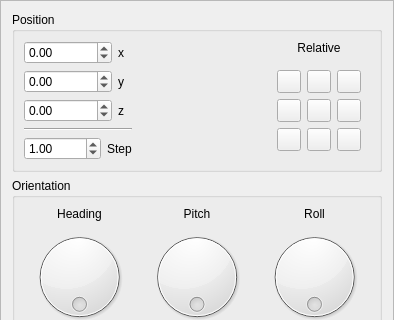
Above: frameworks/tools/plugins/object/ObjectAttributeEditor.ui from dmzgroup/forge before the change; both pictures show x 0 to 394 and y 0 to 320 of the 394 by 462 pixel window. Below: the same form after it.
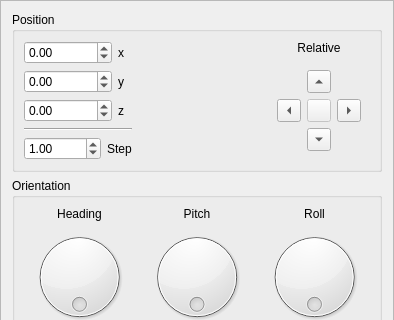
That is the form after the change.

Diff of the .ui file:
```diff
--- a/frameworks/tools/plugins/object/ObjectAttributeEditor.ui
+++ b/frameworks/tools/plugins/object/ObjectAttributeEditor.ui
@@ -25,7 +25,7 @@
      <property name="title">
       <string>Position</string>
      </property>
-     <layout class="QHBoxLayout" name="horizontalLayout_10">
+     <layout class="QHBoxLayout" name="horizontalLayout_6">
       <item>
        <layout class="QVBoxLayout" name="verticalLayout_5">
         <item>
@@ -147,7 +147,7 @@
        </spacer>
       </item>
       <item>
-       <layout class="QVBoxLayout" name="verticalLayout_8">
+       <layout class="QVBoxLayout" name="verticalLayout_6">
         <item>
          <widget class="QLabel" name="label_7">
           <property name="text">
@@ -160,81 +160,56 @@
         </item>
         <item>
          <widget class="QWidget" name="widget" native="true">
-          <layout class="QVBoxLayout" name="verticalLayout_7">
-           <item>
-            <layout class="QHBoxLayout" name="horizontalLayout_6">
-             <item>
-              <widget class="QToolButton" name="flbutton">
-               <property name="text">
-                <string/>
-               </property>
-              </widget>
-             </item>
-             <item>
+          <layout class="QGridLayout" name="gridLayout">
+           <item row="0" column="1">
               <widget class="QToolButton" name="fbutton">
                <property name="text">
                 <string/>
                </property>
-              </widget>
-             </item>
-             <item>
-              <widget class="QToolButton" name="frbutton">
-               <property name="text">
-                <string/>
+             <property name="arrowType">
+              <enum>Qt::UpArrow</enum>
                </property>
               </widget>
              </item>
-            </layout>
-           </item>
-           <item>
-            <layout class="QHBoxLayout" name="horizontalLayout_7">
-             <item>
+           <item row="1" column="0">
               <widget class="QToolButton" name="lbutton">
                <property name="text">
                 <string/>
                </property>
-              </widget>
-             </item>
-             <item>
+             <property name="arrowType">
+              <enum>Qt::LeftArrow</enum>
+             </property>
+            </widget>
+           </item>
+           <item row="1" column="1">
               <widget class="QToolButton" name="cbutton">
+             <property name="enabled">
+              <bool>false</bool>
+             </property>
                <property name="text">
                 <string/>
                </property>
               </widget>
              </item>
-             <item>
+           <item row="1" column="2">
               <widget class="QToolButton" name="rbutton">
                <property name="text">
                 <string/>
                </property>
-              </widget>
-             </item>
-            </layout>
-           </item>
-           <item>
-            <layout class="QHBoxLayout" name="horizontalLayout_8">
-             <item>
-              <widget class="QToolButton" name="blbutton">
-               <property name="text">
-                <string/>
+             <property name="arrowType">
+              <enum>Qt::RightArrow</enum>
                </property>
               </widget>
              </item>
-             <item>
+           <item row="2" column="1">
               <widget class="QToolButton" name="bbutton">
                <property name="text">
                 <string/>
                </property>
-              </widget>
-             </item>
-             <item>
-              <widget class="QToolButton" name="brbutton">
-               <property name="text">
-                <string/>
-               </property>
-              </widget>
-             </item>
-            </layout>
+             <property name="arrowType">
+              <enum>Qt::DownArrow</enum>
+             </property>
+            </widget>
            </item>
           </layout>
          </widget>
@@ -271,7 +246,7 @@
            <enum>Qt::Horizontal</enum>
           </property>
           <property name="invertedAppearance">
-           <bool>false</bool>
+           <bool>true</bool>
           </property>
           <property name="invertedControls">
            <bool>false</bool>
```
Left out of the diff: 8 changed lines with no effect on the pictures. Lines whose indentation alone changed are shown as unchanged.
